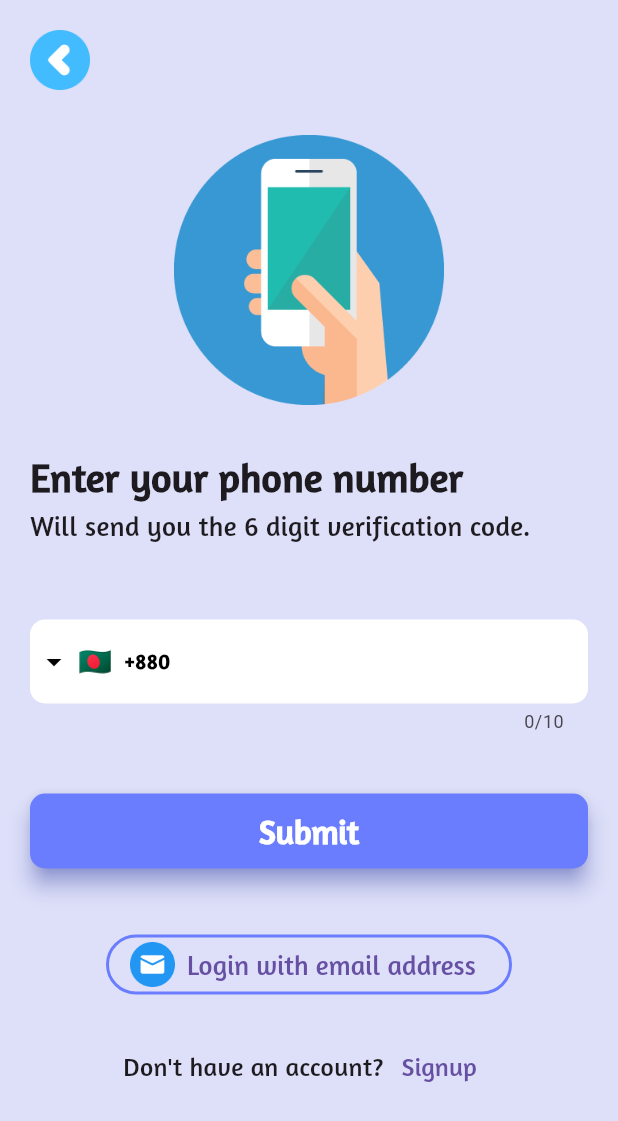
After one commit to alhasann351/noteapp_firebase, a Flutter app: the LoginWithPhoneNumber screen opened by its route, on a phone screen of 412 x 824 dp. The commit adds this screen. Shown: the top 1121 px of the screen. Run offline on Flutter 3.47's test engine with Material 3 defaults, Android fonts, the phone set to English and light mode, and no system bars; drawn by our look-alikes of intl_phone_field; our stand-ins replace firebase_core, get, loading_animation_widget, lottie, shared_preferences; accounts and stored records are empty.

Commit message:
login-phone-screen-design

```diff
--- a/lib/resources/assets/image_icon_assets.dart
+++ b/lib/resources/assets/image_icon_assets.dart
@@ -12,5 +12,6 @@ class ImageIconAssets{
   static const String userImage = 'assets/images/use_photo.png';
   static const String passwordIcon = 'assets/icons/password_icon.png';
   static const String backIcon = 'assets/icons/back.png';
+  static const String loginPhoneImage = 'assets/images/login_phone.png';
   static const String forgotPasswordImage = 'assets/images/forgot_password.png';
 }
--- a/lib/resources/routes/app_routes.dart
+++ b/lib/resources/routes/app_routes.dart
@@ -2,10 +2,11 @@ import 'package:get/get.dart';
 import 'package:noteapp_firebase/resources/routes/routes_name.dart';
 import 'package:noteapp_firebase/view/add_notes_screen.dart';
 import 'package:noteapp_firebase/view/login_screen.dart';
+import 'package:noteapp_firebase/view/login_with_phone_number.dart';
 import 'package:noteapp_firebase/view/notes_screen.dart';
 import 'package:noteapp_firebase/view/signup_screen.dart';
 import 'package:noteapp_firebase/view/splash_screen.dart';
-import 'package:noteapp_firebase/view/widgets/forgot_password_screen.dart';
+import 'package:noteapp_firebase/view/forgot_password_screen.dart';
 
 class AppRoutes {
   static appRoutes() => [
@@ -45,5 +46,11 @@ class AppRoutes {
           transition: Transition.leftToRightWithFade,
           transitionDuration: const Duration(milliseconds: 250),
         ),
+    GetPage(
+      name: RoutesName.loginPhoneNumberScreen,
+      page: () => const LoginWithPhoneNumber(),
+      transition: Transition.leftToRightWithFade,
+      transitionDuration: const Duration(milliseconds: 250),
+    ),
       ];
 }
--- a/lib/resources/routes/routes_name.dart
+++ b/lib/resources/routes/routes_name.dart
@@ -5,4 +5,5 @@ class RoutesName{
   static const String notesScreen = '/notes_screen';
   static const String addNotesScreen = '/add_notes_screen';
   static const String forgotPasswordScreen = '/forgot_password_screen';
+  static const String loginPhoneNumberScreen = '/login_with_phone_number';
 }
--- a/lib/resources/strings/app_stings.dart
+++ b/lib/resources/strings/app_stings.dart
@@ -13,5 +13,8 @@ class AppStrings{
   static const String haveAccount = 'Have an account?';
   static const String signup = 'Signup';
   static const String loginPhoneNumber = 'Login with phone number';
+  static const String loginEmailAddress = 'Login with email address';
   static const String submit = 'Submit';
+  static const String loginPhoneTitle = 'Enter your phone number';
+  static const String loginPhoneSubtitle = 'Will send you the 6 digit verification code.';
 }
--- a/lib/view/login_screen.dart
+++ b/lib/view/login_screen.dart
@@ -176,7 +176,9 @@ class _LoginScreenState extends State<LoginScreen> {
                     height: 40,
                   ),
                   OutlinedButton.icon(
-                    onPressed: () {},
+                    onPressed: () {
+                      Get.offNamed(RoutesName.loginPhoneNumberScreen);
+                    },
                     icon: Image.asset(ImageIconAssets.phoneIcon, width: 30,),
                     style: OutlinedButton.styleFrom(
                         side: const BorderSide(
--- /dev/null
+++ b/lib/view/login_with_phone_number.dart
@@ -0,0 +1,228 @@
+import 'package:flutter/material.dart';
+import 'package:flutter/widgets.dart';
+import 'package:get/get.dart';
+import 'package:intl_phone_field/country_picker_dialog.dart';
+import 'package:intl_phone_field/intl_phone_field.dart';
+import 'package:noteapp_firebase/view_models/controller/theme_controller.dart';
+
+import '../resources/assets/image_icon_assets.dart';
+import '../resources/colors/app-colors.dart';
+import '../resources/components/rounded_button.dart';
+import '../resources/fonts/app_font_style.dart';
+import '../resources/routes/routes_name.dart';
+import '../resources/strings/app_stings.dart';
+
+class LoginWithPhoneNumber extends StatefulWidget {
+  const LoginWithPhoneNumber({super.key});
+
+  @override
+  State<LoginWithPhoneNumber> createState() => _LoginWithPhoneNumberState();
+}
+
+class _LoginWithPhoneNumberState extends State<LoginWithPhoneNumber> {
+  final ThemeController themeController = ThemeController();
+
+  @override
+  Widget build(BuildContext context) {
+    return SafeArea(
+      child: Scaffold(
+        body: Padding(
+          padding: const EdgeInsets.symmetric(horizontal: 20, vertical: 20),
+          child: ListView(
+            children: [
+              Row(
+                children: [
+                  Column(
+                    mainAxisAlignment: MainAxisAlignment.start,
+                    crossAxisAlignment: CrossAxisAlignment.start,
+                    children: [
+                      InkWell(
+                        onTap: () {
+                          Get.offNamed(RoutesName.loginScreen);
+                        },
+                        child: Image.asset(
+                          ImageIconAssets.backIcon,
+                          width: 40,
+                        ),
+                      ),
+                    ],
+                  ),
+                ],
+              ),
+              const SizedBox(
+                height: 30,
+              ),
+              Center(
+                child: SizedBox(
+                  width: 180,
+                  height: 180,
+                  child: CircleAvatar(
+                    child: Image.asset(
+                      ImageIconAssets.loginPhoneImage,
+                      width: 180,
+                      height: 180,
+                    ),
+                  ),
+                ),
+              ),
+              const SizedBox(
+                height: 30,
+              ),
+              const Column(
+                mainAxisAlignment: MainAxisAlignment.start,
+                crossAxisAlignment: CrossAxisAlignment.start,
+                children: [
+                  Text(
+                    AppStrings.loginPhoneTitle,
+                    style: TextStyle(
+                      fontSize: 26,
+                      fontWeight: FontWeight.bold,
+                      fontFamily: AppFontStyle.amaranth,
+                    ),
+                  ),
+                  Text(
+                    AppStrings.loginPhoneSubtitle,
+                    style: TextStyle(
+                      fontSize: 18,
+                      fontFamily: AppFontStyle.amaranth,
+                    ),
+                  ),
+                ],
+              ),
+              const SizedBox(
+                height: 50,
+              ),
+              Center(
+                child: Column(
+                  crossAxisAlignment: CrossAxisAlignment.center,
+                  mainAxisAlignment: MainAxisAlignment.center,
+                  children: [
+                    IntlPhoneField(
+                      onChanged: (value) {},
+                      initialCountryCode: 'BD',
+                      pickerDialogStyle: PickerDialogStyle(
+                        searchFieldInputDecoration: const InputDecoration(
+                          icon: Icon(Icons.search_outlined),
+                          iconColor: AppColors.blackColor,
+                          labelText: 'Search',
+                          labelStyle: TextStyle(color: AppColors.blackColor)
+                        ),
+                        searchFieldCursorColor: AppColors.blackColor,
+                        countryCodeStyle: const TextStyle(color: AppColors.blackColor, fontFamily: AppFontStyle.amaranth,),
+                        countryNameStyle: const TextStyle(color: AppColors.blackColor, fontFamily: AppFontStyle.amaranth,),
+                        backgroundColor: AppColors.primaryLightColor,
+                      ),
+                      dropdownIcon: const Icon(Icons.arrow_drop_down_outlined, color: AppColors.blackColor,),
+                      dropdownTextStyle: const TextStyle(color: AppColors.blackColor, fontFamily: AppFontStyle.amaranth, fontWeight: FontWeight.bold,),
+                      keyboardType: TextInputType.phone,
+                      cursorColor: AppColors.blackColor,
+                      style: const TextStyle(color: AppColors.blackColor, fontFamily: AppFontStyle.amaranth,),
+                      decoration: InputDecoration(
+                        border: InputBorder.none,
+                        filled: true,
+                        fillColor: AppColors.whiteColor,
+                        enabledBorder: OutlineInputBorder(
+                          borderSide: const BorderSide(
+                            style: BorderStyle.none,
+                          ),
+                          borderRadius: BorderRadius.circular(10),
+                        ),
+                        focusedBorder: OutlineInputBorder(
+                          borderSide: const BorderSide(
+                            style: BorderStyle.none,
+                          ),
+                          borderRadius: BorderRadius.circular(10),
+                        ),
+                        focusedErrorBorder: OutlineInputBorder(
+                          borderSide: const BorderSide(
+                            style: BorderStyle.none,
+                            color: Colors.red,
+                          ),
+                          borderRadius: BorderRadius.circular(10),
+                        ),
+                        errorBorder: OutlineInputBorder(
+                          borderSide: const BorderSide(
+                            style: BorderStyle.none,
+                            color: Colors.red,
+                          ),
+                          borderRadius: BorderRadius.circular(10),
+                        ),
+                      ),
+                    ),
+                  ],
+                ),
+              ),
+              const SizedBox(
+                height: 40,
+              ),
+              Column(
+                children: [
+                  SizedBox(
+                    width: double.infinity,
+                    height: 50,
+                    child: RoundedButton(
+                      title: AppStrings.submit,
+                      backgroundColor: AppColors.buttonColor,
+                      textStyle: const TextStyle(
+                        fontSize: 22,
+                        fontWeight: FontWeight.bold,
+                        fontFamily: AppFontStyle.amaranth,
+                        color: AppColors.whiteColor,
+                      ),
+                      onTap: () {},
+                    ),
+                  ),
+                  const SizedBox(
+                    height: 40,
+                  ),
+                  OutlinedButton.icon(
+                    onPressed: () {
+                      Get.offNamed(RoutesName.loginScreen);
+                    },
+                    icon: Image.asset(
+                      ImageIconAssets.emailIcon,
+                      width: 30,
+                    ),
+                    style: OutlinedButton.styleFrom(
+                        side: const BorderSide(
+                            width: 2, color: AppColors.commonColor)),
+                    label: const Text(
+                      AppStrings.loginEmailAddress,
+                      style: TextStyle(
+                          fontSize: 18, fontFamily: AppFontStyle.amaranth),
+                    ),
+                  ),
+                  const SizedBox(
+                    height: 20,
+                  ),
+                  Row(
+                    mainAxisAlignment: MainAxisAlignment.center,
+                    children: [
+                      const Text(
+                        AppStrings.notHaveAccount,
+                        style: TextStyle(
+                          fontSize: 17,
+                          fontFamily: AppFontStyle.amaranth,
+                        ),
+                      ),
+                      TextButton(
+                        onPressed: () {
+                          Get.offNamed(RoutesName.signupScreen);
+                        },
+                        child: const Text(
+                          AppStrings.signup,
+                          style: TextStyle(
+                              fontSize: 17, fontFamily: AppFontStyle.amaranth),
+                        ),
+                      )
+                    ],
+                  ),
+                ],
+              ),
+            ],
+          ),
+        ),
+      ),
+    );
+  }
+}
--- a/pubspec.yaml
+++ b/pubspec.yaml
@@ -44,6 +44,7 @@ dependencies:
   cloud_firestore:
   loading_animation_widget: ^1.2.1
   auto_size_text:
+  intl_phone_field: ^3.2.0
 
 dev_dependencies:
   flutter_test:
```
Also changed, not shown: lib/view/forgot_password_screen.dart (renamed from lib/view/widgets/forgot_password_screen.dart, +6 -6 lines), assets/images/login_phone.png (added), pubspec.lock.
